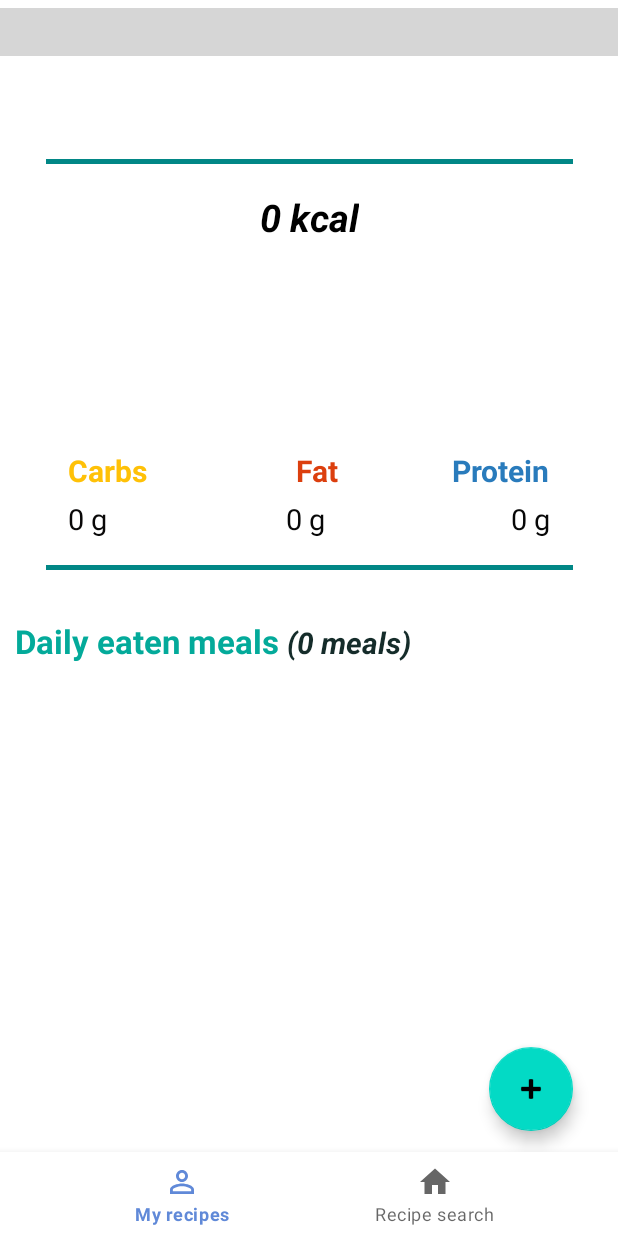
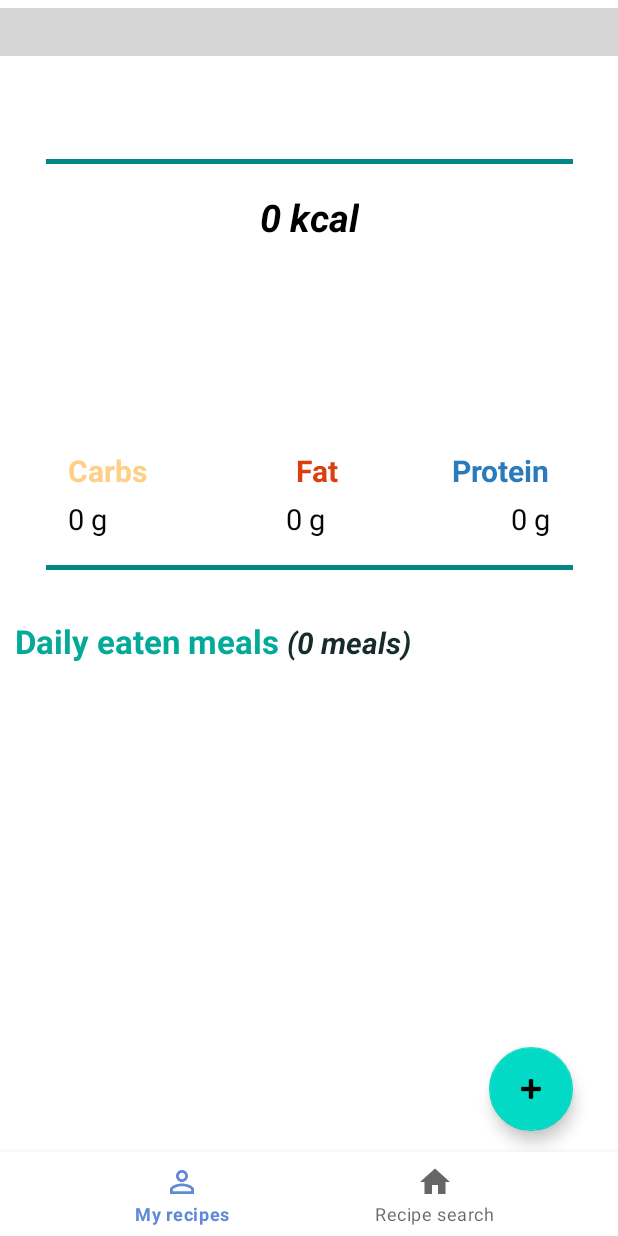
Before and after one commit to AliMalla/Cure, an Android app: the HomeFragment screen opened through its navigation route, on a phone screen of 412 x 824 dp. Run offline under Robolectric (Android 15) with nearby library versions, the phone set to English and light mode, and no system bars; our stand-ins replace Picasso, navigation-ui; libraries missing offline, so code that uses them is left out: devs.mulham.horizontalcalendar; plain views replace HorizontalCalendarView; pictures from the network do not load; 2 statements that could not run were skipped; grey boxes are pictures that could not be loaded.

Commit message:
change the color of some components

```diff
--- a/Cure/app/src/main/res/layout/fragment_home.xml
+++ b/Cure/app/src/main/res/layout/fragment_home.xml
@@ -95,7 +95,7 @@
         android:layout_marginStart="45dp"
         android:layout_marginBottom="5dp"
         android:text="Carbs"
-        android:textColor="#FFC107"
+        android:textColor="#FFCF87"
         android:textIsSelectable="false"
         android:textSize="20sp"
         android:textStyle="bold"
@@ -138,9 +138,9 @@
         app:layout_constraintHorizontal_bias="0.0"
         app:layout_constraintStart_toStartOf="parent"
         app:layout_constraintTop_toTopOf="parent"
-        app:selectorColor="#3F51B5"
-        app:textColorNormal="#FFC107"
-        app:textColorSelected="#3F51B5" />
+        app:selectorColor="@color/black"
+        app:textColorNormal="#FFCF87"
+        app:textColorSelected="@color/black" />
 
     <TextView
         android:id="@+id/textView"
```
